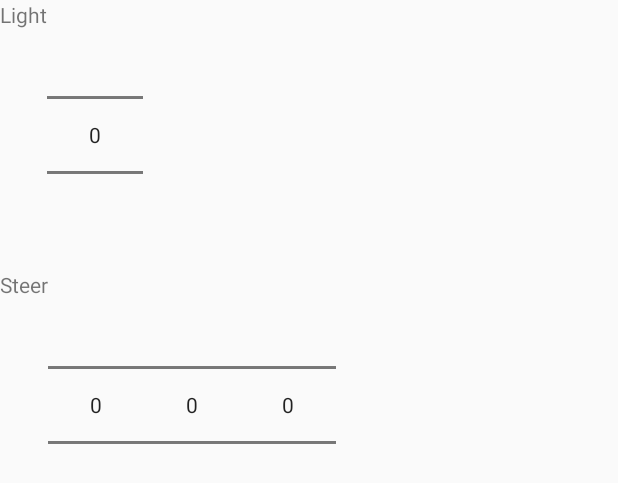
After one commit to Oleh-Havrysh/NetCar, an Android app: the layout fragment_dashboard.xml on its own in the app's theme, with its tools: preview values and no code run, on a phone screen of 412 x 824 dp. The commit adds this screen. Shown: the top 483 px of the screen. Run offline under Robolectric (Android 15) with nearby library versions, the phone set to English and light mode, and no system bars.

Commit message:
Steer bounds

```diff
--- /dev/null
+++ b/app/src/main/res/layout/fragment_dashboard.xml
@@ -0,0 +1,58 @@
+<?xml version="1.0" encoding="utf-8"?>
+<ScrollView xmlns:android="http://schemas.android.com/apk/res/android"
+    xmlns:app="http://schemas.android.com/apk/res-auto"
+    android:layout_width="wrap_content"
+    android:layout_height="wrap_content">
+
+    <androidx.constraintlayout.widget.ConstraintLayout
+        android:layout_width="wrap_content"
+        android:layout_height="wrap_content">
+
+        <TextView
+            android:id="@+id/lightLabel"
+            android:layout_width="wrap_content"
+            android:layout_height="wrap_content"
+            android:text="Light"
+            app:layout_constraintStart_toStartOf="parent"
+            app:layout_constraintTop_toTopOf="parent" />
+
+        <NumberPicker
+            android:id="@+id/lightPicker"
+            android:layout_width="wrap_content"
+            android:layout_height="wrap_content"
+            android:visibility="visible"
+            app:layout_constraintStart_toEndOf="@id/lightLabel"
+            app:layout_constraintTop_toTopOf="parent" />
+
+        <TextView
+            android:id="@+id/steerLabel"
+            android:layout_width="wrap_content"
+            android:layout_height="wrap_content"
+            android:text="Steer"
+            app:layout_constraintStart_toStartOf="parent"
+            app:layout_constraintTop_toBottomOf="@id/lightPicker" />
+
+        <NumberPicker
+            android:id="@+id/steerStartPicker"
+            android:layout_width="wrap_content"
+            android:layout_height="wrap_content"
+            app:layout_constraintStart_toEndOf="@id/steerLabel"
+            app:layout_constraintTop_toBottomOf="@id/lightPicker" />
+
+        <NumberPicker
+            android:id="@+id/steerCenterPicker"
+            android:layout_width="wrap_content"
+            android:layout_height="wrap_content"
+            app:layout_constraintStart_toEndOf="@id/steerStartPicker"
+            app:layout_constraintTop_toTopOf="@id/steerStartPicker" />
+
+        <NumberPicker
+            android:id="@+id/steerEndPicker"
+            android:layout_width="wrap_content"
+            android:layout_height="wrap_content"
+            app:layout_constraintStart_toEndOf="@id/steerCenterPicker"
+            app:layout_constraintTop_toTopOf="@id/steerStartPicker" />
+
+    </androidx.constraintlayout.widget.ConstraintLayout>
+
+</ScrollView>
```
Also changed, not shown: app/src/main/java/com/hakito/netcar/ControlPreferences.kt (added, +46 -0 lines), app/src/main/java/com/hakito/netcar/DashboardFragment.kt (added, +83 -0 lines), app/src/main/java/com/hakito/netcar/MainActivity.kt (+22 -7 lines), app/src/main/res/layout/activity_main.xml (+9 -0 lines).
